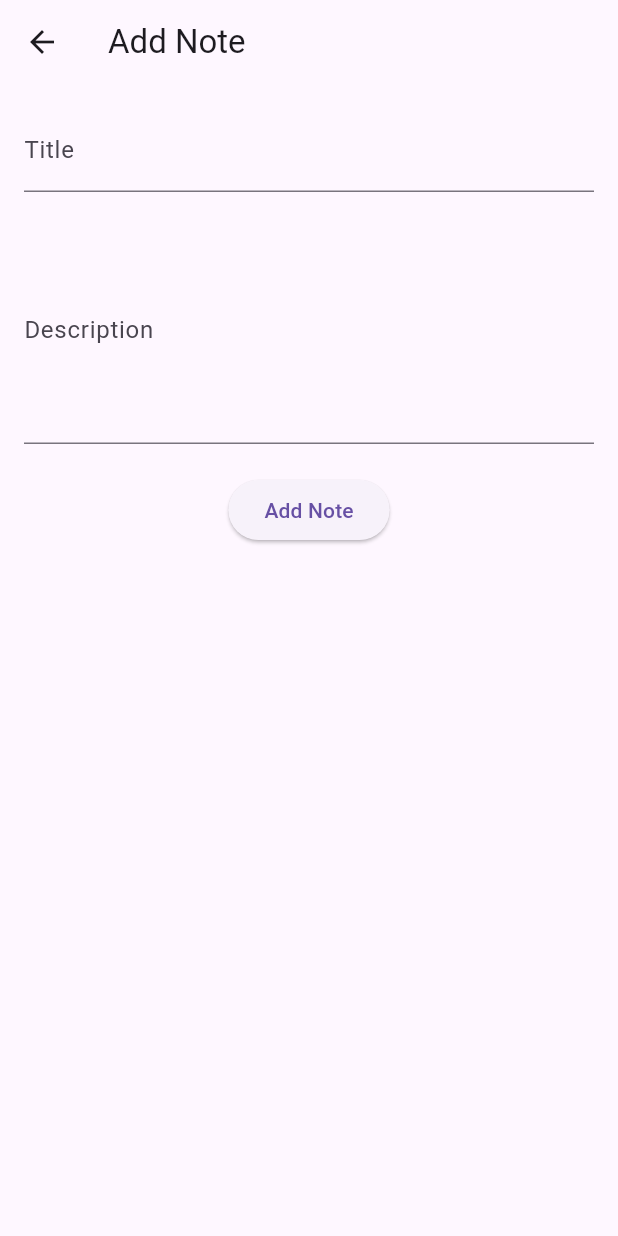
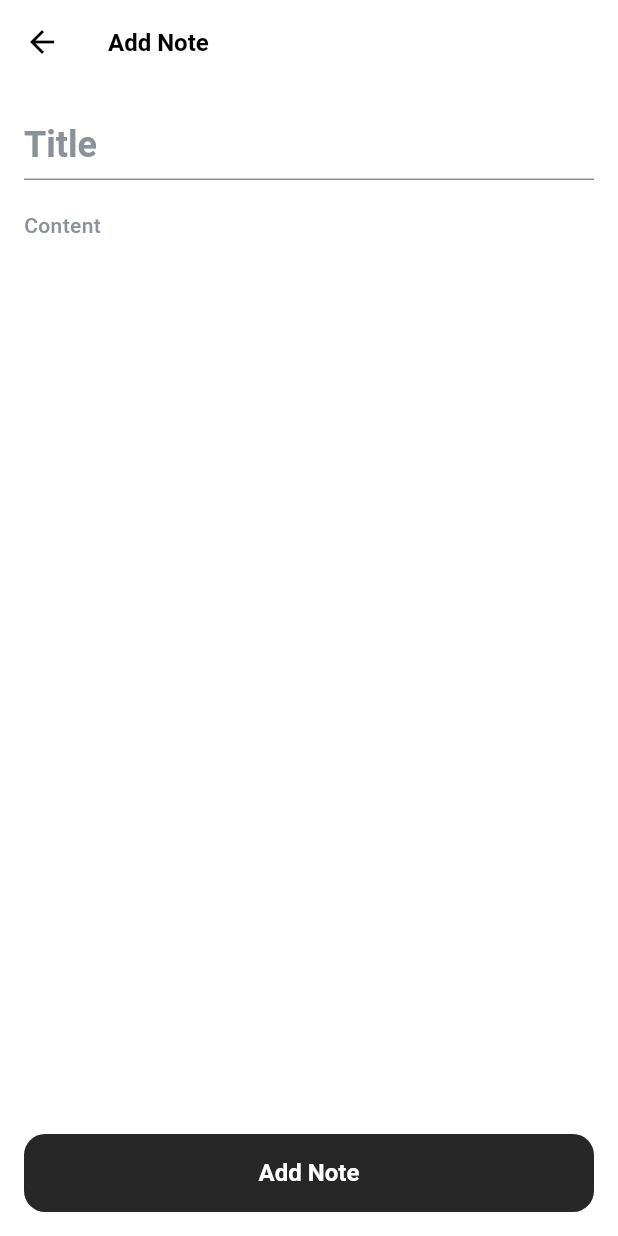
Before and after one commit to fhfaisal/simple-note-app, a Flutter app: the AddNoteView screen opened by its route, on a phone screen of 412 x 824 dp. Run offline on Flutter 3.47's test engine with Material 3 defaults, Android fonts, the phone set to English and light mode, and no system bars; our stand-ins replace cloud_firestore, firebase_auth, firebase_core, get, get_storage, iconsax and 2 more; missing offline and left inert: dart:ffi; accounts and stored records are empty; Roboto replaces fonts that are missing (Poppins).

```diff
--- a/lib/app/modules/addNote/views/add_note_view.dart
+++ b/lib/app/modules/addNote/views/add_note_view.dart
@@ -1,3 +1,6 @@
+import 'package:caretutors/app/utils/constants/colors.dart';
+import 'package:caretutors/app/utils/constants/sizes.dart';
+import 'package:flutter/cupertino.dart';
 import 'package:flutter/material.dart';
 
 import 'package:get/get.dart';
@@ -10,26 +13,45 @@ class AddNoteView extends GetView<AddNoteController> {
   Widget build(BuildContext context) {
     return Scaffold(
       appBar: AppBar(
-        title: Text('Add Note'),
+        title: const Text('Add Note'),
       ),
       body: Padding(
         padding: const EdgeInsets.all(16.0),
         child: Column(
           children: [
             TextField(
+              style: Theme.of(context).textTheme.headlineMedium,
               controller: controller.title,
-              decoration: InputDecoration(labelText: 'Title'),
+              decoration: InputDecoration(
+                hintText: 'Title',
+                hintStyle: Theme.of(context).textTheme.headlineMedium!.apply(color: AppColors.tertiaryText),
+                focusedBorder: const UnderlineInputBorder(borderSide: BorderSide(color: AppColors.black)),
+                border: UnderlineInputBorder(borderSide: BorderSide(color: AppColors.tertiaryText)),
+                enabledBorder: UnderlineInputBorder(borderSide: BorderSide(color: AppColors.tertiaryText)),
+              ),
             ),
-            SizedBox(height: 16.0),
-            TextField(
-              controller: controller.description,
-              decoration: InputDecoration(labelText: 'Description'),
-              maxLines: 5,
+            const SizedBox(height: AppSizes.spaceBtwInputFields),
+            Expanded(
+              child: TextField(
+                style: Theme.of(context).textTheme.bodyMedium,
+                controller: controller.description,
+                decoration: InputDecoration(
+                  hintText: 'Content',
+                  hintStyle: Theme.of(context).textTheme.bodyMedium!.apply(color: AppColors.tertiaryText),
+                  focusedBorder:InputBorder.none,
+                  border: InputBorder.none,
+                  enabledBorder: InputBorder.none,
+                ),
+                maxLines: 30,
+              ),
             ),
-            SizedBox(height: 20.0),
-            ElevatedButton(
-              onPressed: controller.addNote,
-              child: Text('Add Note'),
+            const SizedBox(height: AppSizes.spaceBtwSections),
+            SizedBox(
+              width: double.maxFinite,
+              child: ElevatedButton(
+                onPressed: controller.addNote,
+                child: const Text('Add Note'),
+              ),
             ),
           ],
         ),
--- a/lib/app/utils/snakbar/snackbar.dart
+++ b/lib/app/utils/snakbar/snackbar.dart
@@ -33,7 +33,7 @@ class SnackBarMessage {
       isDismissible: true,
       shouldIconPulse: true,
       colorText: Colors.white,
-      backgroundColor: AppColors.primary,
+      backgroundColor: AppColors.success,
       snackPosition: SnackPosition.BOTTOM,
       duration: Duration(seconds: duration),
       margin: const EdgeInsets.all(10),
--- /dev/null
+++ b/lib/app/utils/theme/customTheme/appbar_theme.dart
@@ -0,0 +1,27 @@
+import 'package:flutter/material.dart';
+
+class AppAppBarTheme {
+  AppAppBarTheme._();
+
+  static const lightAppBar = AppBarTheme(
+    elevation: 2,
+    scrolledUnderElevation: 0,
+    backgroundColor: Colors.transparent,
+    surfaceTintColor: Colors.transparent,
+    iconTheme: IconThemeData(color: Colors.black, size: 24),
+    actionsIconTheme: IconThemeData(color: Colors.black, size: 24),
+  );
+
+// AppBar Theme
+
+  static const darkAppBarTheme = AppBarTheme(
+    elevation: 0,
+    centerTitle: false,
+    scrolledUnderElevation: 0,
+    backgroundColor: Colors.transparent,
+    surfaceTintColor: Colors.transparent,
+    iconTheme: IconThemeData(color: Colors.black, size: 24),
+    actionsIconTheme: IconThemeData(color: Colors.white, size: 24),
+    titleTextStyle: TextStyle(fontSize: 18.0, fontWeight: FontWeight.w600, color: Colors.black),
+  );
+} // AppBar Theme
--- /dev/null
+++ b/lib/app/utils/theme/customTheme/elevated_button_theme.dart
@@ -0,0 +1,23 @@
+import 'package:flutter/material.dart';
+import '../../constants/colors.dart';
+import '../../constants/sizes.dart';
+
+class AppElevatedButtonTheme {
+  AppElevatedButtonTheme._(); //To avoid creating instances
+
+  ///Light Theme
+  static final lightElevatedButtonTheme = ElevatedButtonThemeData(
+    style: ElevatedButton.styleFrom(
+      elevation: 0,
+      fixedSize: const Size.fromHeight(AppSizes.buttonHeight),
+      foregroundColor: Colors.white,
+      backgroundColor: AppColors.dark,
+      disabledForegroundColor: Colors.grey,
+      disabledBackgroundColor: Colors.transparent,
+      //side: const BorderSide(color: AppColors.primary),
+      padding: const EdgeInsets.symmetric(horizontal: 20),
+      textStyle: const TextStyle(fontSize: 16, color: AppColors.white, fontWeight: FontWeight.w600),
+      shape: RoundedRectangleBorder(borderRadius: BorderRadius.circular(14)),
+    ),
+  );
+}
--- /dev/null
+++ b/lib/app/utils/theme/customTheme/input_decoration_theme.dart
@@ -0,0 +1,79 @@
+import 'package:flutter/material.dart';
+
+import '../../constants/colors.dart';
+
+class AppTextFormFieldTheme {
+  AppTextFormFieldTheme._();
+
+  ///Dark InputDecorationTheme
+  static InputDecorationTheme lightInputDecorationTheme = InputDecorationTheme(
+      errorMaxLines: 3,
+      prefixIconColor: AppColors.black,
+      suffixIconColor: AppColors.black,
+
+// constraints: const BoxConstraints.expand(height: 14.inputFieldHeight),
+      labelStyle: const TextStyle().copyWith(fontSize: 14, color: AppColors.tertiaryText),
+      hintStyle: const TextStyle().copyWith(fontSize: 14, fontWeight: FontWeight.w400, color: AppColors.tertiaryText),
+      errorStyle: const TextStyle().copyWith(fontStyle: FontStyle.normal),
+      floatingLabelStyle: const TextStyle().copyWith(color: AppColors.textPrimary),
+      //contentPadding: const EdgeInsets.only(left: 25),
+      border: const OutlineInputBorder().copyWith(
+        borderRadius: BorderRadius.circular(14),
+        borderSide: const BorderSide(width: 1, color: AppColors.grey),
+      ),
+      enabledBorder: const OutlineInputBorder().copyWith(
+        borderRadius: BorderRadius.circular(14),
+        borderSide: const BorderSide(
+          width: 1,
+          color: AppColors.grey,
+        ),
+      ),
+      focusedBorder: const OutlineInputBorder().copyWith(
+        borderRadius: BorderRadius.circular(14),
+        borderSide: const BorderSide(width: 1, color: AppColors.black),
+      ),
+      errorBorder: const OutlineInputBorder().copyWith(
+        borderRadius: BorderRadius.circular(14),
+        borderSide: const BorderSide(width: 1, color: AppColors.error),
+      ),
+      focusedErrorBorder: const OutlineInputBorder().copyWith(
+          borderRadius: BorderRadius.circular(14),
+          borderSide: const BorderSide(
+            width: 2,
+            color: AppColors.warning,
+          )));
+
+  ///Dark InputDecorationTheme
+  static InputDecorationTheme darkInputDecorationTheme = InputDecorationTheme(
+      errorMaxLines: 3,
+      prefixIconColor: Colors.grey,
+      suffixIconColor: Colors.grey,
+
+// constraints: const BoxConstraints.expand(height: 14.inputFieldHeight),
+      labelStyle: const TextStyle().copyWith(fontSize: 14, color: AppColors.white),
+      hintStyle: const TextStyle().copyWith(fontSize: 14, color: AppColors.white),
+      errorStyle: const TextStyle().copyWith(fontStyle: FontStyle.normal),
+      floatingLabelStyle: const TextStyle().copyWith(color: AppColors.white),
+      border: const OutlineInputBorder().copyWith(
+        borderRadius: BorderRadius.circular(14),
+        borderSide: const BorderSide(width: 1, color: AppColors.grey),
+      ),
+      enabledBorder: const OutlineInputBorder().copyWith(
+        borderRadius: BorderRadius.circular(14),
+        borderSide: const BorderSide(width: 1, color: AppColors.grey),
+      ),
+      focusedBorder: const OutlineInputBorder().copyWith(
+        borderRadius: BorderRadius.circular(14),
+        borderSide: const BorderSide(width: 1, color: AppColors.white),
+      ),
+      errorBorder: const OutlineInputBorder().copyWith(
+        borderRadius: BorderRadius.circular(14),
+        borderSide: const BorderSide(width: 1, color: AppColors.error),
+      ),
+      focusedErrorBorder: const OutlineInputBorder().copyWith(
+          borderRadius: BorderRadius.circular(14),
+          borderSide: const BorderSide(
+            width: 2,
+            color: AppColors.warning,
+          )));
+} // InputDecoration Theme
--- /dev/null
+++ b/lib/app/utils/theme/customTheme/outlined_button_theme.dart
@@ -0,0 +1,38 @@
+import 'package:flutter/material.dart';
+
+import '../../constants/colors.dart';
+import '../../constants/sizes.dart';
+
+class AppOutlinedButtonTheme {
+  AppOutlinedButtonTheme._(); //To avoid creating instances
+
+  ///Light Theme
+  static final lightOutlinedButtonTheme = OutlinedButtonThemeData(
+    style: OutlinedButton.styleFrom(
+      elevation: 1,
+      fixedSize: const Size.fromHeight(AppSizes.buttonHeight),
+      foregroundColor: AppColors.black,
+      backgroundColor: Colors.transparent,
+      disabledForegroundColor: Colors.grey,
+      disabledBackgroundColor: Colors.transparent,
+      side: const BorderSide(color: AppColors.black),
+      padding: const EdgeInsets.symmetric(horizontal: 20),
+      textStyle: const TextStyle(fontSize: 16, color: AppColors.black, fontWeight: FontWeight.w600),
+      shape: RoundedRectangleBorder(borderRadius: BorderRadius.circular(12)),
+    ),
+  );
+
+  ///DorkTheme
+  static final darkOutlinedButtonTheme = OutlinedButtonThemeData(
+      style: OutlinedButton.styleFrom(
+    elevation: 0,
+    fixedSize: const Size.fromHeight(AppSizes.buttonHeight),
+    foregroundColor: AppColors.white,
+    disabledForegroundColor: AppColors.grey,
+    disabledBackgroundColor: Colors.transparent,
+    side: const BorderSide(color: AppColors.grey),
+    padding: const EdgeInsets.symmetric(horizontal: 20),
+    textStyle: const TextStyle(fontSize: 16, color: AppColors.white, fontWeight: FontWeight.w600),
+    shape: RoundedRectangleBorder(borderRadius: BorderRadius.circular(12)),
+  ));
+}
--- /dev/null
+++ b/lib/app/utils/theme/customTheme/text_theme.dart
@@ -0,0 +1,51 @@
+import 'package:flutter/material.dart';
+
+import '../../constants/colors.dart';
+
+class AppTextTheme {
+  AppTextTheme._();
+
+  static TextTheme lightTextTheme = TextTheme(
+
+    /// Customizable Light Text Theme static TextTheme lightTextTheme = TextTheme(
+
+    headlineLarge: const TextStyle().copyWith(fontSize: 32.0, fontWeight: FontWeight.bold, color: AppColors.textPrimary),
+    headlineMedium: const TextStyle().copyWith(fontSize: 24.0, fontWeight: FontWeight.w700, color: AppColors.textPrimary),
+    headlineSmall: const TextStyle().copyWith(fontSize: 18.0, fontWeight: FontWeight.w600, color: AppColors.textPrimary),
+
+    titleLarge: const TextStyle().copyWith(fontSize: 16.0, fontWeight: FontWeight.w600, color: AppColors.textPrimary),
+    titleMedium: const TextStyle().copyWith(fontSize: 16.0, fontWeight: FontWeight.w500, color: AppColors.textPrimary),
+    titleSmall: const TextStyle().copyWith(fontSize: 16.0, fontWeight: FontWeight.w400, color: AppColors.textPrimary),
+
+    bodyLarge: const TextStyle().copyWith(fontSize: 14.0, fontWeight: FontWeight.w600, color: AppColors.textPrimary),
+    bodyMedium: const TextStyle().copyWith(fontSize: 14.0, fontWeight: FontWeight.w500, color: AppColors.textPrimary),
+    bodySmall: const TextStyle().copyWith(fontSize: 14.0, fontWeight: FontWeight.w400, color: AppColors.tertiaryText),
+
+    labelLarge: const TextStyle().copyWith(fontSize: 12.0, fontWeight: FontWeight.w600, color: AppColors.textPrimary),
+    labelMedium: const TextStyle().copyWith(fontSize: 12.0, fontWeight: FontWeight.w500, color: AppColors.textPrimary),
+    labelSmall: const TextStyle().copyWith(fontSize: 12.0, fontWeight: FontWeight.w400, color: AppColors.tertiaryText),
+  ); // TextTheme
+
+  static TextTheme darkTextTheme = TextTheme(
+
+    /// Customizable Dark Text Theme static TextTheme lightTextTheme = TextTheme(
+
+      headlineLarge: const TextStyle().copyWith(fontSize: 32.0, fontWeight: FontWeight.bold, color: Colors.white),
+      headlineMedium: const TextStyle().copyWith(fontSize: 24.0, fontWeight: FontWeight.w600, color: Colors.white),
+      headlineSmall: const TextStyle().copyWith(fontSize: 18.0, fontWeight: FontWeight.w600, color: Colors.white),
+
+      titleLarge: const TextStyle().copyWith(fontSize: 16.0, fontWeight: FontWeight.w600, color: Colors.white),
+      titleMedium: const TextStyle().copyWith(fontSize: 16.0, fontWeight: FontWeight.w500, color: Colors.white),
+      titleSmall: const TextStyle().copyWith(fontSize: 16.0, fontWeight: FontWeight.w400, color: Colors.white),
+
+      bodyLarge: const TextStyle().copyWith(fontSize: 14.0, fontWeight: FontWeight.w600, color: Colors.white),
+      bodyMedium: const TextStyle().copyWith(fontSize: 14.0, fontWeight: FontWeight.w500, color: Colors.white),
+      bodySmall: const TextStyle().copyWith(fontSize: 14.0, fontWeight: FontWeight.w400, color: AppColors.tertiaryText),
+
+      labelLarge: const TextStyle().copyWith(fontSize: 12.0, fontWeight: FontWeight.w600, color: Colors.white),
+      labelMedium: const TextStyle().copyWith(fontSize: 12.0, fontWeight: FontWeight.w500, color: Colors.white),
+      labelSmall: const TextStyle().copyWith(fontSize: 12.0, fontWeight: FontWeight.w400, color: AppColors.tertiaryText),// TextTheme
+
+  ); // TextTheme
+
+}
--- /dev/null
+++ b/lib/app/utils/theme/theme.dart
@@ -0,0 +1,38 @@
+
+import 'package:flutter/material.dart';
+
+import '../constants/colors.dart';
+import 'customTheme/appbar_theme.dart';
+import 'customTheme/elevated_button_theme.dart';
+import 'customTheme/input_decoration_theme.dart';
+import 'customTheme/outlined_button_theme.dart';
+import 'customTheme/text_theme.dart';
+
+class AppTheme {
+  AppTheme._();
+
+  ///Light theme
+  static ThemeData lightTheme = ThemeData(
+      disabledColor: AppColors.disableText,
+      useMaterial3: true,
+      fontFamily: 'Poppins',
+      brightness: Brightness.light,
+      primaryColor: AppColors.primary,
+      scaffoldBackgroundColor: AppColors.white,
+      textTheme: AppTextTheme.lightTextTheme,
+      elevatedButtonTheme: AppElevatedButtonTheme.lightElevatedButtonTheme,
+      outlinedButtonTheme: AppOutlinedButtonTheme.lightOutlinedButtonTheme,
+      appBarTheme: AppAppBarTheme.lightAppBar,
+      inputDecorationTheme: AppTextFormFieldTheme.lightInputDecorationTheme,
+      colorScheme: ColorScheme.light(
+          primary: AppColors.primary,
+          brightness: Brightness.light,
+          onPrimary: AppColors.primary,
+          secondary: AppColors.secondary,
+          onSurfaceVariant: AppColors.disableText),
+      switchTheme: SwitchThemeData(
+          trackColor: MaterialStateProperty.all(AppColors.primary.withAlpha(50)),
+          trackOutlineColor: MaterialStateProperty.all(AppColors.primary),
+          thumbColor: MaterialStateProperty.all(AppColors.primary)),
+      dividerTheme: const DividerThemeData(color: AppColors.grey));
+}
--- a/lib/main.dart
+++ b/lib/main.dart
@@ -1,4 +1,5 @@
 import 'package:caretutors/app/auth/authentication_repository.dart';
+import 'package:caretutors/app/utils/theme/theme.dart';
 import 'package:firebase_core/firebase_core.dart';
 import 'package:flutter/material.dart';
 import 'package:get/get.dart';
@@ -24,6 +25,7 @@ class MyApp extends StatelessWidget {
     return GetMaterialApp(
         debugShowCheckedModeBanner: false,
         title: "Application",
+        theme: AppTheme.lightTheme,
         getPages: AppPages.routes,
         home: const Scaffold(body: Center(child: CircularProgressIndicator())),
     );
```
Also changed, not shown: lib/app/data/note_repository.dart (+16 -2 lines), lib/app/modules/addNote/controllers/add_note_controller.dart (+44 -15 lines), lib/app/modules/home/controllers/home_controller.dart (+16 -7 lines), lib/app/modules/home/views/home_view.dart (+43 -17 lines).
